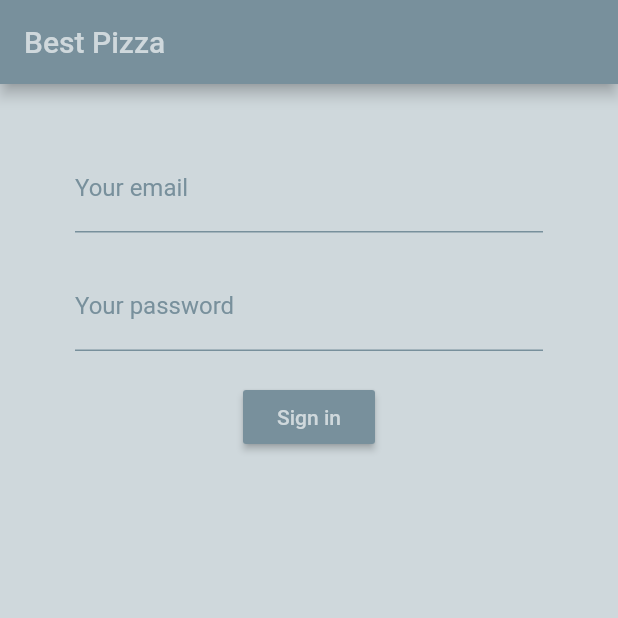
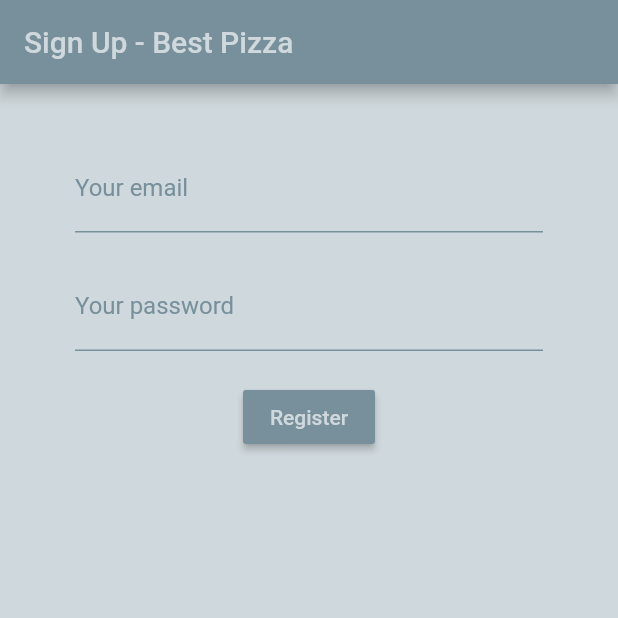
Before and after one commit to arvisIljins/best_pizza-Firebase_Flutter, a Flutter app: the screen it shows after launch, on a phone screen of 412 x 824 dp, the top half of it. Run offline on Flutter 3.47's test engine with Material 2 defaults, Android fonts, the phone set to English and light mode, and no system bars; our stand-ins replace firebase_auth; accounts and stored records are empty.

Commit message:
created register page

```diff
--- a/lib/screens/authenticate/authenticate.dart
+++ b/lib/screens/authenticate/authenticate.dart
@@ -1,4 +1,5 @@
-import 'package:firbase_example/screens/authenticate/sign_in.dart';
+import 'package:firbase_example/screens/authenticate/signIn.dart';
+import 'package:firbase_example/screens/authenticate/userRegister.dart';
 import 'package:flutter/material.dart';
 
 class Authenticate extends StatefulWidget {
@@ -10,7 +11,7 @@ class _AuthenticateState extends State<Authenticate> {
   @override
   Widget build(BuildContext context) {
     return Container(
-      child: SignIn(),
+      child: UserRegister(),
     );
   }
 }
--- a/lib/screens/authenticate/sign_in.dart
+++ b/lib/screens/authenticate/signIn.dart
@@ -20,7 +20,7 @@ class _SignInState extends State<SignIn> {
       backgroundColor: Colors.blueGrey[100],
       appBar: AppBar(
         backgroundColor: Colors.blueGrey[400],
-        title: Text('Best Pizza',
+        title: Text('Signi in - Best Pizza',
             style: TextStyle(
               color: Colors.blueGrey[100],
             )),
--- /dev/null
+++ b/lib/screens/authenticate/userRegister.dart
@@ -0,0 +1,106 @@
+import 'package:firbase_example/services/auth.dart';
+import 'package:flutter/material.dart';
+
+class UserRegister extends StatefulWidget {
+  @override
+  _UserRegisterState createState() => _UserRegisterState();
+}
+
+class _UserRegisterState extends State<UserRegister> {
+  final AuthService _auth = AuthService();
+
+  //text field states
+  String email = '';
+  String password = '';
+
+  @override
+  Widget build(BuildContext context) {
+    return Scaffold(
+      backgroundColor: Colors.blueGrey[100],
+      appBar: AppBar(
+        backgroundColor: Colors.blueGrey[400],
+        title: Text('Sign Up - Best Pizza',
+            style: TextStyle(
+              color: Colors.blueGrey[100],
+            )),
+      ),
+      body: Container(
+          padding: EdgeInsets.symmetric(horizontal: 50, vertical: 20),
+          child: Form(
+            child: Column(
+              children: [
+                SizedBox(
+                  height: 20,
+                ),
+                TextFormField(
+                  cursorColor: Colors.blueGrey[400],
+                  decoration: InputDecoration(
+                    labelText: 'Your email',
+                    labelStyle: TextStyle(
+                      color: Colors.blueGrey[400],
+                    ),
+                    enabledBorder: UnderlineInputBorder(
+                      borderSide: BorderSide(color: Colors.blueGrey[400]),
+                    ),
+                    focusedBorder: UnderlineInputBorder(
+                      borderSide: BorderSide(
+                        color: Colors.blueGrey[400],
+                        width: 2,
+                      ),
+                    ),
+                    border: UnderlineInputBorder(
+                      borderSide: BorderSide(color: Colors.blueGrey[400]),
+                    ),
+                  ),
+                  onChanged: (val) {
+                    setState(() => email = val);
+                  },
+                ),
+                SizedBox(
+                  height: 20,
+                ),
+                TextFormField(
+                  cursorColor: Colors.blueGrey[400],
+                  decoration: InputDecoration(
+                    labelText: 'Your password',
+                    labelStyle: TextStyle(
+                      color: Colors.blueGrey[400],
+                    ),
+                    enabledBorder: UnderlineInputBorder(
+                      borderSide: BorderSide(color: Colors.blueGrey[400]),
+                    ),
+                    focusedBorder: UnderlineInputBorder(
+                      borderSide: BorderSide(
+                        color: Colors.blueGrey[400],
+                        width: 2,
+                      ),
+                    ),
+                    border: UnderlineInputBorder(
+                      borderSide: BorderSide(color: Colors.blueGrey[400]),
+                    ),
+                  ),
+                  obscureText: true,
+                  onChanged: (val) {
+                    setState(() => password = val);
+                  },
+                ),
+                SizedBox(
+                  height: 20,
+                ),
+                RaisedButton(
+                  color: Colors.blueGrey[400],
+                  child: Text('Register',
+                      style: TextStyle(
+                        color: Colors.blueGrey[100],
+                      )),
+                  onPressed: () async {
+                    print('email: ${email}');
+                    print('password: ${password}');
+                  },
+                ),
+              ],
+            ),
+          )),
+    );
+  }
+}
```
